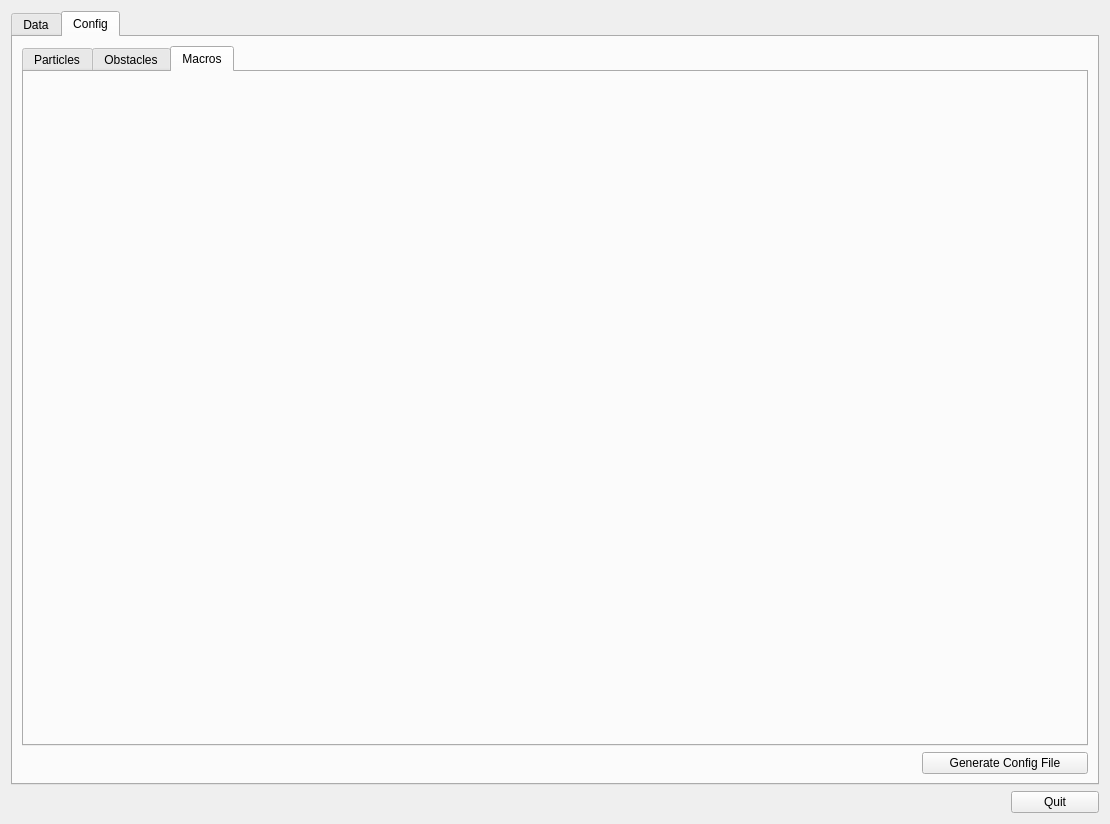
Old version of the form scopi.ui in the repository GChivot/UI_SCOPI.
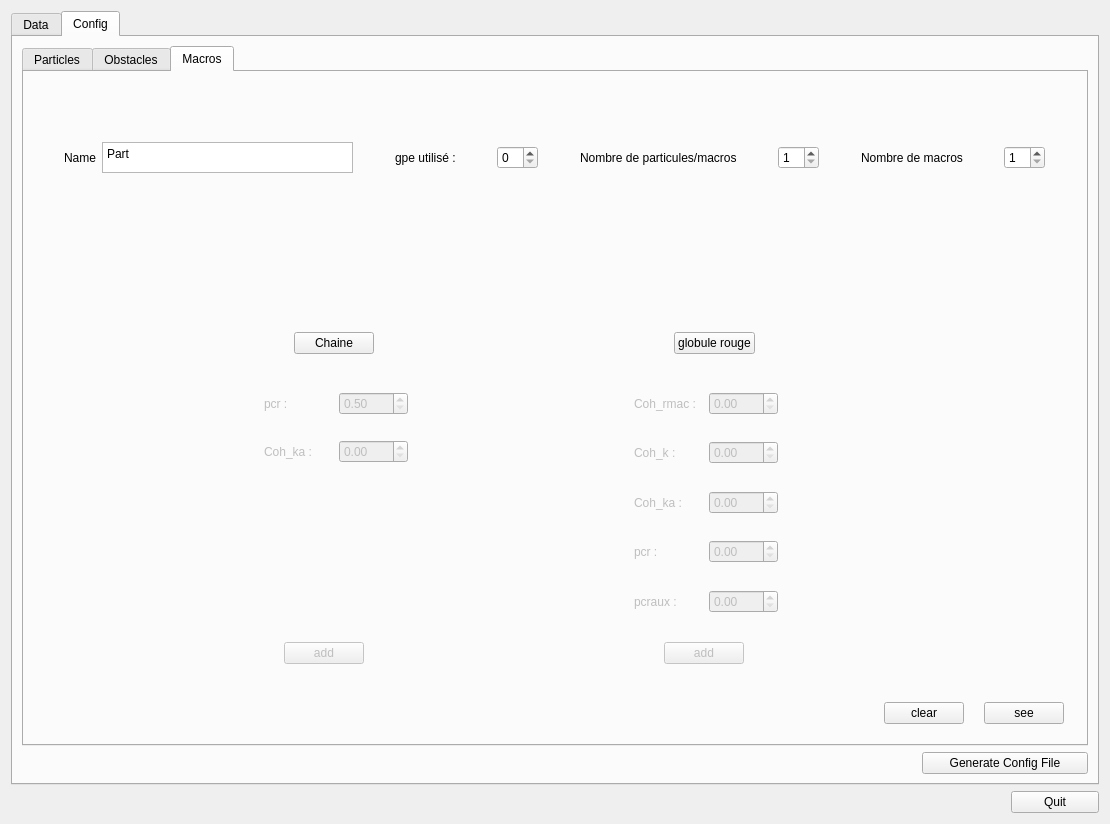
New version of the form. The open tabs and pages were chosen to show the change.

What changed in the file:
```diff
--- a/scopi.ui
+++ b/scopi.ui
@@ -6148,6 +6148,497 @@
           <attribute name="title">
            <string>Macros</string>
           </attribute>
+          <widget class="QWidget" name="layoutWidget_20">
+           <property name="geometry">
+            <rect>
+             <x>270</x>
+             <y>250</y>
+             <width>461</width>
+             <height>42</height>
+            </rect>
+           </property>
+           <layout class="QHBoxLayout" name="horizontalLayout_5">
+            <property name="spacing">
+             <number>6</number>
+            </property>
+            <item>
+             <widget class="QPushButton" name="MacroChainButton">
+              <property name="text">
+               <string>Chaine</string>
+              </property>
+             </widget>
+            </item>
+            <item>
+             <spacer name="horizontalSpacer_21">
+              <property name="orientation">
+               <enum>Qt::Horizontal</enum>
+              </property>
+              <property name="sizeHint" stdset="0">
+               <size>
+                <width>40</width>
+                <height>20</height>
+               </size>
+              </property>
+             </spacer>
+            </item>
+            <item>
+             <widget class="QPushButton" name="MacroRedCellButton">
+              <property name="whatsThis">
+               <string>&lt;html&gt;&lt;head/&gt;&lt;body&gt;&lt;p&gt;Ceci est un test, qu'est ce que ça fait ?&lt;/p&gt;&lt;/body&gt;&lt;/html&gt;</string>
+              </property>
+              <property name="text">
+               <string>globule rouge</string>
+              </property>
+             </widget>
+            </item>
+           </layout>
+          </widget>
+          <widget class="QWidget" name="MacroRedCellWidget" native="true">
+           <property name="enabled">
+            <bool>false</bool>
+           </property>
+           <property name="geometry">
+            <rect>
+             <x>600</x>
+             <y>320</y>
+             <width>164</width>
+             <height>221</height>
+            </rect>
+           </property>
+           <widget class="QWidget" name="layoutWidget">
+            <property name="geometry">
+             <rect>
+              <x>10</x>
+              <y>0</y>
+              <width>144</width>
+              <height>221</height>
+             </rect>
+            </property>
+            <layout class="QVBoxLayout" name="verticalLayout_2">
+             <item>
+              <layout class="QHBoxLayout" name="horizontalLayout_283">
+               <item>
+                <widget class="QLabel" name="VAPLabelEDODissip_2">
+                 <property name="text">
+                  <string>Coh_rmac :</string>
+                 </property>
+                </widget>
+               </item>
+               <item>
+                <widget class="QDoubleSpinBox" name="MacroRedCellCohrmac"/>
+               </item>
+              </layout>
+             </item>
+             <item>
+              <spacer name="verticalSpacer_49">
+               <property name="orientation">
+                <enum>Qt::Vertical</enum>
+               </property>
+               <property name="sizeHint" stdset="0">
+                <size>
+                 <width>20</width>
+                 <height>40</height>
+                </size>
+               </property>
+              </spacer>
+             </item>
+             <item>
+              <layout class="QHBoxLayout" name="horizontalLayout_284">
+               <item>
+                <widget class="QLabel" name="VAPLabelEDODissip_3">
+                 <property name="text">
+                  <string>Coh_k :</string>
+                 </property>
+                </widget>
+               </item>
+               <item>
+                <widget class="QDoubleSpinBox" name="MacroRedCellCohk"/>
+               </item>
+              </layout>
+             </item>
+             <item>
+              <spacer name="verticalSpacer_50">
+               <property name="orientation">
+                <enum>Qt::Vertical</enum>
+               </property>
+               <property name="sizeHint" stdset="0">
+                <size>
+                 <width>20</width>
+                 <height>40</height>
+                </size>
+               </property>
+              </spacer>
+             </item>
+             <item>
+              <layout class="QHBoxLayout" name="horizontalLayout_285">
+               <item>
+                <widget class="QLabel" name="VAPLabelEDODissip_4">
+                 <property name="text">
+                  <string>Coh_ka :</string>
+                 </property>
+                </widget>
+               </item>
+               <item>
+                <widget class="QDoubleSpinBox" name="MacroRedCellCohka"/>
+               </item>
+              </layout>
+             </item>
+             <item>
+              <spacer name="verticalSpacer_51">
+               <property name="orientation">
+                <enum>Qt::Vertical</enum>
+               </property>
+               <property name="sizeHint" stdset="0">
+                <size>
+                 <width>20</width>
+                 <height>40</height>
+                </size>
+               </property>
+              </spacer>
+             </item>
+             <item>
+              <layout class="QHBoxLayout" name="horizontalLayout_286">
+               <item>
+                <widget class="QLabel" name="VAPLabelEDODissip_5">
+                 <property name="text">
+                  <string>pcr :</string>
+                 </property>
+                </widget>
+               </item>
+               <item>
+                <widget class="QDoubleSpinBox" name="MacroRedCellPcr"/>
+               </item>
+              </layout>
+             </item>
+             <item>
+              <spacer name="verticalSpacer_52">
+               <property name="orientation">
+                <enum>Qt::Vertical</enum>
+               </property>
+               <property name="sizeHint" stdset="0">
+                <size>
+                 <width>20</width>
+                 <height>40</height>
+                </size>
+               </property>
+              </spacer>
+             </item>
+             <item>
+              <layout class="QHBoxLayout" name="horizontalLayout_287">
+               <item>
+                <widget class="QLabel" name="VAPLabelEDODissip_6">
+                 <property name="text">
+                  <string>pcraux :</string>
+                 </property>
+                </widget>
+               </item>
+               <item>
+                <widget class="QDoubleSpinBox" name="MacroRedCellPcraux"/>
+               </item>
+              </layout>
+             </item>
+            </layout>
+           </widget>
+          </widget>
+          <widget class="QWidget" name="MacroChainWidget" native="true">
+           <property name="enabled">
+            <bool>false</bool>
+           </property>
+           <property name="geometry">
+            <rect>
+             <x>240</x>
+             <y>320</y>
+             <width>144</width>
+             <height>71</height>
+            </rect>
+           </property>
+           <widget class="QWidget" name="layoutWidget">
+            <property name="geometry">
+             <rect>
+              <x>0</x>
+              <y>0</y>
+              <width>144</width>
+              <height>71</height>
+             </rect>
+            </property>
+            <layout class="QVBoxLayout" name="verticalLayout_10">
+             <item>
+              <layout class="QHBoxLayout" name="horizontalLayout_288">
+               <item>
+                <widget class="QLabel" name="VAPLabelEDODissip_7">
+                 <property name="text">
+                  <string>pcr :</string>
+                 </property>
+                </widget>
+               </item>
+               <item>
+                <widget class="QDoubleSpinBox" name="MacroChainPcr">
+                 <property name="minimum">
+                  <double>0.500000000000000</double>
+                 </property>
+                </widget>
+               </item>
+              </layout>
+             </item>
+             <item>
+              <spacer name="verticalSpacer_53">
+               <property name="orientation">
+                <enum>Qt::Vertical</enum>
+               </property>
+               <property name="sizeHint" stdset="0">
+                <size>
+                 <width>20</width>
+                 <height>40</height>
+                </size>
+               </property>
+              </spacer>
+             </item>
+             <item>
+              <layout class="QHBoxLayout" name="horizontalLayout_289">
+               <item>
+                <widget class="QLabel" name="VAPLabelEDODissip_8">
+                 <property name="text">
+                  <string>Coh_ka :</string>
+                 </property>
+                </widget>
+               </item>
+               <item>
+                <widget class="QDoubleSpinBox" name="MacroChainCohka"/>
+               </item>
+              </layout>
+             </item>
+            </layout>
+           </widget>
+          </widget>
+          <widget class="QPushButton" name="MacroChainAddButton">
+           <property name="enabled">
+            <bool>false</bool>
+           </property>
+           <property name="geometry">
+            <rect>
+             <x>260</x>
+             <y>570</y>
+             <width>80</width>
+             <height>22</height>
+            </rect>
+           </property>
+           <property name="text">
+            <string>add</string>
+           </property>
+          </widget>
+          <widget class="QPushButton" name="MacroRedCellAddButton">
+           <property name="enabled">
+            <bool>false</bool>
+           </property>
+           <property name="geometry">
+            <rect>
+             <x>640</x>
+             <y>570</y>
+             <width>80</width>
+             <height>22</height>
+            </rect>
+           </property>
+           <property name="text">
+            <string>add</string>
+           </property>
+          </widget>
+          <widget class="QPushButton" name="MacroSeeButton">
+           <property name="geometry">
+            <rect>
+             <x>960</x>
+             <y>630</y>
+             <width>80</width>
+             <height>22</height>
+            </rect>
+           </property>
+           <property name="text">
+            <string>see</string>
+           </property>
+          </widget>
+          <widget class="QPushButton" name="MacroClearButton">
+           <property name="geometry">
+            <rect>
+             <x>860</x>
+             <y>630</y>
+             <width>80</width>
+             <height>22</height>
+            </rect>
+           </property>
+           <property name="font">
+            <font>
+             <kerning>false</kerning>
+            </font>
+           </property>
+           <property name="text">
+            <string>clear</string>
+           </property>
+          </widget>
+          <widget class="QWidget" name="layoutWidget">
+           <property name="geometry">
+            <rect>
+             <x>40</x>
+             <y>70</y>
+             <width>981</width>
+             <height>31</height>
+            </rect>
+           </property>
+           <layout class="QHBoxLayout" name="horizontalLayout_67">
+            <item>
+             <layout class="QHBoxLayout" name="horizontalLayout_59">
+              <item>
+               <widget class="QLabel" name="label_43">
+                <property name="text">
+                 <string>Name</string>
+                </property>
+               </widget>
+              </item>
+              <item>
+               <widget class="QPlainTextEdit" name="MacroName">
+                <property name="plainText">
+                 <string>Part</string>
+                </property>
+               </widget>
+              </item>
+             </layout>
+            </item>
+            <item>
+             <spacer name="horizontalSpacer_22">
+              <property name="orientation">
+               <enum>Qt::Horizontal</enum>
+              </property>
+              <property name="sizeHint" stdset="0">
+               <size>
+                <width>40</width>
+                <height>20</height>
+               </size>
+              </property>
+             </spacer>
+            </item>
+            <item>
+             <layout class="QHBoxLayout" name="horizontalLayout_66">
+              <item>
+               <widget class="QLabel" name="label_50">
+                <property name="text">
+                 <string>gpe utilisé :</string>
+                </property>
+               </widget>
+              </item>
+              <item>
+               <spacer name="horizontalSpacer_20">
+                <property name="orientation">
+                 <enum>Qt::Horizontal</enum>
+                </property>
+                <property name="sizeHint" stdset="0">
+                 <size>
+                  <width>40</width>
+                  <height>20</height>
+                 </size>
+                </property>
+               </spacer>
+              </item>
+              <item>
+               <widget class="QSpinBox" name="MacroGPE"/>
+              </item>
+             </layout>
+            </item>
+            <item>
+             <spacer name="horizontalSpacer_23">
+              <property name="orientation">
+               <enum>Qt::Horizontal</enum>
+              </property>
+              <property name="sizeHint" stdset="0">
+               <size>
+                <width>40</width>
+                <height>20</height>
+               </size>
+              </property>
+             </spacer>
+            </item>
+            <item>
+             <layout class="QHBoxLayout" name="horizontalLayout_65">
+              <item>
+               <widget class="QLabel" name="label_49">
+                <property name="text">
+                 <string>Nombre de particules/macros</string>
+                </property>
+               </widget>
+              </item>
+              <item>
+               <spacer name="horizontalSpacer_19">
+                <property name="orientation">
+                 <enum>Qt::Horizontal</enum>
+                </property>
+                <property name="sizeHint" stdset="0">
+                 <size>
+                  <width>40</width>
+                  <height>20</height>
+                 </size>
+                </property>
+               </spacer>
+              </item>
+              <item>
+               <widget class="QSpinBox" name="MacroNbPart_NbMacros">
+                <property name="minimum">
+                 <number>1</number>
+                </property>
+               </widget>
+              </item>
+             </layout>
+            </item>
+            <item>
+             <spacer name="horizontalSpacer_24">
+              <property name="orientation">
+               <enum>Qt::Horizontal</enum>
+              </property>
+              <property name="sizeHint" stdset="0">
+               <size>
+                <width>40</width>
+                <height>20</height>
+               </size>
+              </property>
+             </spacer>
+            </item>
+            <item>
+             <layout class="QHBoxLayout" name="horizontalLayout_62">
+              <item>
+               <widget class="QLabel" name="label_46">
+                <property name="text">
+                 <string>Nombre de macros</string>
+                </property>
+               </widget>
+              </item>
+              <item>
+               <spacer name="horizontalSpacer_18">
+                <property name="orientation">
+                 <enum>Qt::Horizontal</enum>
+                </property>
+                <property name="sizeHint" stdset="0">
+                 <size>
+                  <width>40</width>
+                  <height>20</height>
+                 </size>
+                </property>
+               </spacer>
+              </item>
+              <item>
+               <widget class="QSpinBox" name="MacroNbMacros">
+                <property name="minimum">
+                 <number>1</number>
+                </property>
+               </widget>
+              </item>
+             </layout>
+            </item>
+           </layout>
+          </widget>
+          <zorder>layoutWidget</zorder>
+          <zorder>layoutWidget_20</zorder>
+          <zorder>MacroRedCellWidget</zorder>
+          <zorder>MacroChainWidget</zorder>
+          <zorder>MacroChainAddButton</zorder>
+          <zorder>MacroRedCellAddButton</zorder>
+          <zorder>MacroSeeButton</zorder>
+          <zorder>MacroClearButton</zorder>
          </widget>
         </widget>
        </item>
```
Left out of the diff: 332 changed lines with no effect on the pictures.
